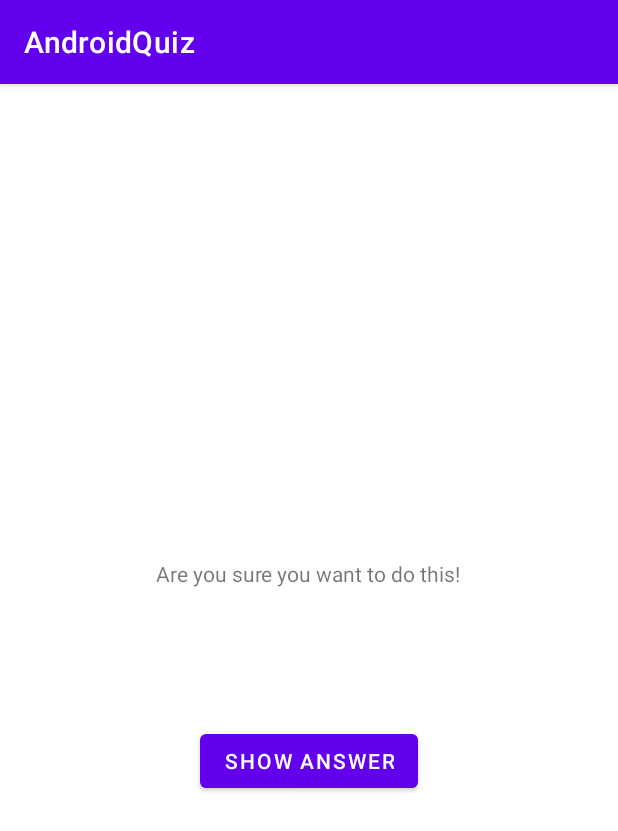
After one commit to jomtz/MovieQuiz, an Android app: the AnswerActivity screen opened directly, with no data from a screen before it, on a phone screen of 412 x 824 dp. The commit adds this screen. Shown: the top 831 px of the screen. Run offline under Robolectric (Android 15) with nearby library versions, the phone set to English and light mode, and no system bars.

Commit message:
Create AnswerActivity

```diff
--- a/app/src/main/AndroidManifest.xml
+++ b/app/src/main/AndroidManifest.xml
@@ -9,6 +9,8 @@
         android:roundIcon="@mipmap/ic_launcher_round"
         android:supportsRtl="true"
         android:theme="@style/Theme.AndroidQuiz">
+        <activity android:name=".AnswerActivity">
+        </activity>
         <activity android:name=".MainActivity">
             <intent-filter>
                 <action android:name="android.intent.action.MAIN" />
--- /dev/null
+++ b/app/src/main/java/com/josmartinez/androidquiz/AnswerActivity.kt
@@ -0,0 +1,11 @@
+package com.josmartinez.androidquiz
+
+import androidx.appcompat.app.AppCompatActivity
+import android.os.Bundle
+
+class AnswerActivity : AppCompatActivity() {
+    override fun onCreate(savedInstanceState: Bundle?) {
+        super.onCreate(savedInstanceState)
+        setContentView(R.layout.activity_answer)
+    }
+}
--- a/app/src/main/java/com/josmartinez/androidquiz/MainActivity.kt
+++ b/app/src/main/java/com/josmartinez/androidquiz/MainActivity.kt
@@ -20,13 +20,12 @@ class MainActivity : AppCompatActivity() {
     private lateinit var falseButton: Button
     private lateinit var nextButton: ImageButton
     private lateinit var previousButton: ImageButton
+    private lateinit var answerButton: ImageButton
     private lateinit var questionTextView: TextView
 
     private val quizViewModel: QuizViewModel by lazy {
         ViewModelProvider(this).get(QuizViewModel::class.java)
     }
-
-
 
     override fun onCreate(savedInstanceState: Bundle?) {
         super.onCreate(savedInstanceState)
@@ -41,6 +40,7 @@ class MainActivity : AppCompatActivity() {
         falseButton = findViewById(R.id.false_button)
         nextButton = findViewById(R.id.next_button)
         previousButton = findViewById(R.id.previous_button)
+        answerButton = findViewById(R.id.answer_button)
         questionTextView = findViewById(R.id.question_text_view)
 
 
@@ -60,6 +60,10 @@ class MainActivity : AppCompatActivity() {
         previousButton.setOnClickListener {
             quizViewModel.moveToBefore()
             updateQuestion()
+        }
+
+        answerButton.setOnClickListener {
+
         }
 
         questionTextView.setOnClickListener {
--- /dev/null
+++ b/app/src/main/res/layout/activity_answer.xml
@@ -0,0 +1,31 @@
+<?xml version="1.0" encoding="utf-8"?>
+<LinearLayout xmlns:android="http://schemas.android.com/apk/res/android"
+    xmlns:tools="http://schemas.android.com/tools"
+    android:layout_width="match_parent"
+    android:layout_height="match_parent"
+    android:gravity="center"
+    android:orientation="vertical"
+    tools:context=".AnswerActivity">
+
+    <TextView
+        android:layout_width="wrap_content"
+        android:layout_height="wrap_content"
+        android:padding="24dp"
+        android:text="@string/warning_text"/>
+
+    <TextView
+        android:id="@+id/answer_text_view"
+        android:layout_width="wrap_content"
+        android:layout_height="wrap_content"
+        android:padding="24dp"
+        tools:text="Answer"/>
+
+    <Button
+        android:id="@+id/show_answer_button"
+        android:layout_width="wrap_content"
+        android:layout_height="wrap_content"
+        android:text="@string/show_answer_button"/>
+
+
+
+</LinearLayout>
--- a/app/src/main/res/layout/activity_main.xml
+++ b/app/src/main/res/layout/activity_main.xml
@@ -35,6 +35,13 @@
 
     </LinearLayout>
 
+    <Button
+        android:id="@+id/answer_button"
+        android:layout_width="wrap_content"
+        android:layout_height="wrap_content"
+        android:layout_marginTop="24dp"
+        android:text="@string/answer_button"/>
+
     <LinearLayout
         android:layout_width="wrap_content"
         android:layout_height="wrap_content"
--- a/app/src/main/res/values/strings.xml
+++ b/app/src/main/res/values/strings.xml
@@ -5,6 +5,8 @@
     <string name="correct_toast">Correct!</string>
     <string name="incorrect_toast">Incorrect!</string>
     <string name="next">Next</string>
+    <string name="previous">Previous</string>
+
 
     <!-- Questions-->
     <string name="question_kotlin">Kotlin was first implemented on 2017?</string>
@@ -13,7 +15,11 @@
     <string name="question_africa">The source of the Nile River is in Egypt?</string>
     <string name="question_americas">The Amazon river is the longest river in the Americas?</string>
     <string name="question_asia">Lake Baikal is the world\'s oldest and deepest freshwater lake?</string>
-    <string name="previous">Previous</string>
+
+
+    <string name="warning_text">Are you sure you want to do this!</string>
+    <string name="show_answer_button">Show Answer</string>
+    <string name="answer_button">Answer</string>
 
 
 </resources>
```
